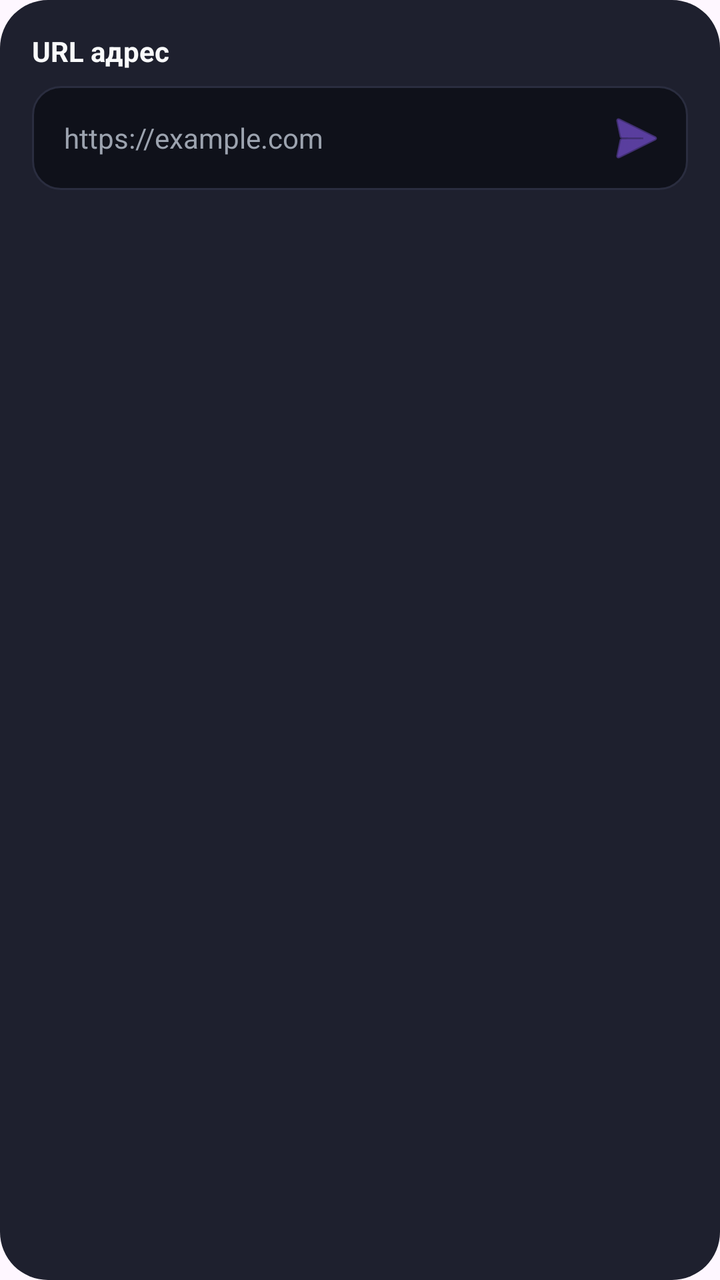
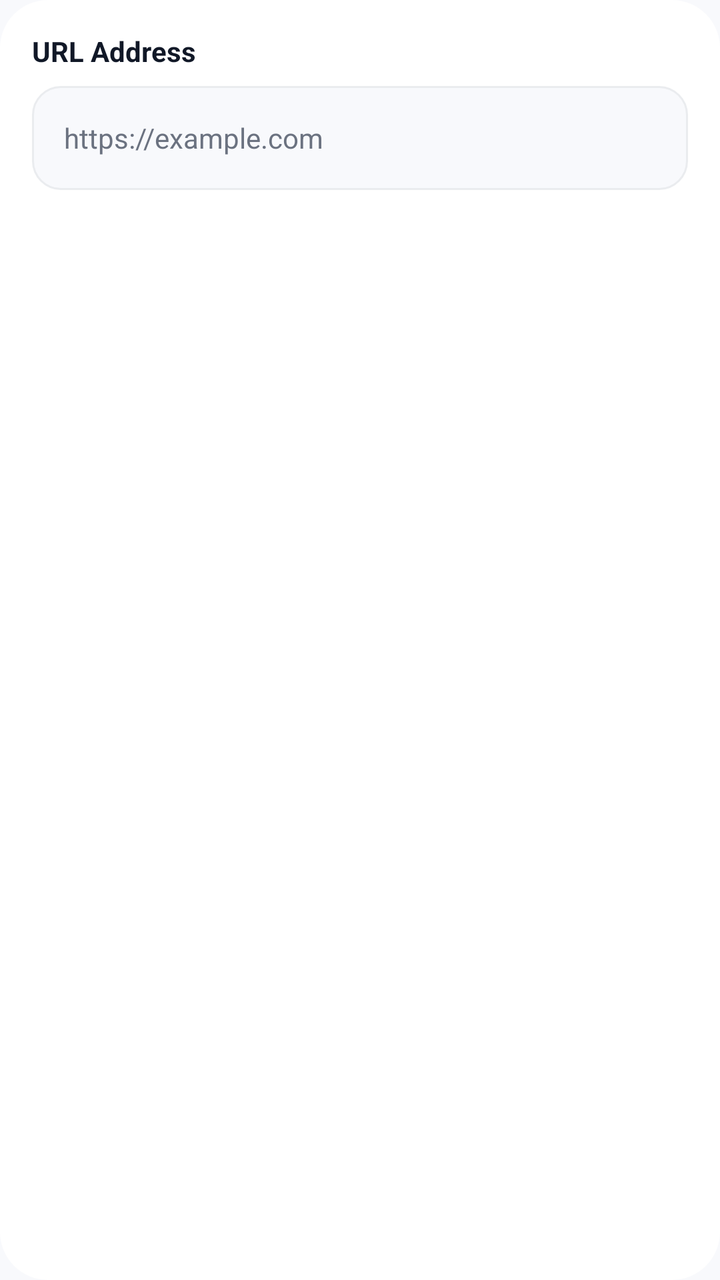

The first picture is an Android layout as it rendered before a commit; the second is the same layout after the commit. The layout source and the unified diff follow.
<!-- AndroidManifest.xml: application theme Theme.QrCodeScanner -->
<!-- res/layout/item_url_type.xml -->
<?xml version="1.0" encoding="utf-8"?>
<LinearLayout xmlns:android="http://schemas.android.com/apk/res/android"
    xmlns:app="http://schemas.android.com/apk/res-auto"
    android:layout_width="match_parent"
    android:layout_height="wrap_content"
    android:layout_marginBottom="16dp"
    android:background="@drawable/bg_card_rounded"
    android:orientation="vertical"
    android:padding="16dp">

    
    <TextView
        android:id="@+id/tvInputTitle"
        android:layout_width="wrap_content"
        android:layout_height="wrap_content"
        android:layout_marginBottom="8dp"
        android:text="URL адрес"
        android:textColor="@color/text_primary"
        android:textSize="14sp"
        android:textStyle="bold" />

    
    <RelativeLayout
        android:layout_width="match_parent"
        android:layout_height="52dp"
        android:background="@drawable/bg_input_field"
        android:paddingStart="16dp"
        android:paddingEnd="8dp">

        <EditText
            android:id="@+id/etInput"
            android:layout_width="match_parent"
            android:layout_height="match_parent"
            android:layout_toStartOf="@id/btnAction"
            android:background="@null"
            android:hint="https://example.com"
            android:inputType="textUri"
            android:textColor="@color/text_primary"
            android:textColorHint="@color/text_secondary"
            android:textSize="14sp" />

        
        <ImageButton
            android:id="@+id/btnAction"
            android:layout_width="36dp"
            android:layout_height="36dp"
            android:layout_alignParentEnd="true"
            android:layout_centerVertical="true"
            android:background="?attr/selectableItemBackgroundBorderless"
            android:contentDescription="Action"
            android:src="@android:drawable/ic_menu_send"
            app:tint="@color/primary" />
    </RelativeLayout>

</LinearLayout>
<!-- resources referenced by this layout -->
<resources>
  <color name="primary">#8B5CF6</color>
  <color name="text_primary">#F9FAFB</color>
  <color name="text_secondary">#9CA3AF</color>
  <!-- drawable bg_card_rounded (drawable) -->
  <?xml version="1.0" encoding="utf-8"?>
  <shape xmlns:android="http://schemas.android.com/apk/res/android">
      <solid android:color="@color/surface_card" />
      <corners android:radius="24dp" />
  </shape>
  <!-- drawable bg_input_field (drawable) -->
  <?xml version="1.0" encoding="utf-8"?>
  <shape xmlns:android="http://schemas.android.com/apk/res/android">
      <solid android:color="@color/bg_main" />
      <corners android:radius="14dp" />
      <stroke
          android:width="1dp"
          android:color="@color/surface_elevated" />
  </shape>
  <style name="Theme.QrCodeScanner" parent="Base.Theme.QrCodeScanner" />
  <color name="surface_card">#1E202E</color>
  <color name="bg_main">#0F111A</color>
  <color name="surface_elevated">#2A2D3F</color>
  <style name="Base.Theme.QrCodeScanner" parent="Theme.Material3.DayNight.NoActionBar">
          
          
      </style>
</resources>

<!-- the commit's change to res/layout/item_url_type.xml (unified diff, before → after) -->
@@ -14,7 +14,7 @@
         android:layout_width="wrap_content"
         android:layout_height="wrap_content"
         android:layout_marginBottom="8dp"
-        android:text="URL адрес"
+        android:text="@string/url_address"
         android:textColor="@color/text_primary"
         android:textSize="14sp"
         android:textStyle="bold" />
@@ -31,7 +31,6 @@
             android:id="@+id/etInput"
             android:layout_width="match_parent"
             android:layout_height="match_parent"
-            android:layout_toStartOf="@id/btnAction"
             android:background="@null"
             android:hint="https://example.com"
             android:inputType="textUri"
@@ -40,16 +39,6 @@
             android:textSize="14sp" />
 
         
-        <ImageButton
-            android:id="@+id/btnAction"
-            android:layout_width="36dp"
-            android:layout_height="36dp"
-            android:layout_alignParentEnd="true"
-            android:layout_centerVertical="true"
-            android:background="?attr/selectableItemBackgroundBorderless"
-            android:contentDescription="Action"
-            android:src="@android:drawable/ic_menu_send"
-            app:tint="@color/primary" />
     </RelativeLayout>
 
 </LinearLayout>
<!-- resource entries referenced after the edit -->
@@ -1,8 +1,8 @@
 <!-- resources referenced by this layout -->
 <resources>
-  <color name="primary">#8B5CF6</color>
-  <color name="text_primary">#F9FAFB</color>
-  <color name="text_secondary">#9CA3AF</color>
+  <color name="primary">#7C3AED</color>
+  <color name="text_primary">#111827</color>
+  <color name="text_secondary">#6B7280</color>
   <!-- drawable bg_card_rounded (drawable) -->
   <?xml version="1.0" encoding="utf-8"?>
   <shape xmlns:android="http://schemas.android.com/apk/res/android">
@@ -18,13 +18,16 @@
           android:width="1dp"
           android:color="@color/surface_elevated" />
   </shape>
+  <string name="url_address">URL Address</string>
   <style name="Theme.QrCodeScanner" parent="Base.Theme.QrCodeScanner" />
-  <color name="surface_card">#1E202E</color>
-  <color name="bg_main">#0F111A</color>
-  <color name="surface_elevated">#2A2D3F</color>
+  <color name="surface_card">#FFFFFF</color>
+  <color name="bg_main">#F8F9FC</color>
+  <color name="surface_elevated">#EAECEF</color>
   <style name="Base.Theme.QrCodeScanner" parent="Theme.Material3.DayNight.NoActionBar">
           
-          
+          <item name="android:windowBackground">@color/bg_main</item>
+          <item name="colorPrimary">@color/primary</item>
+          <item name="colorSurface">@color/surface_card</item>
       </style>
 </resources>
 
